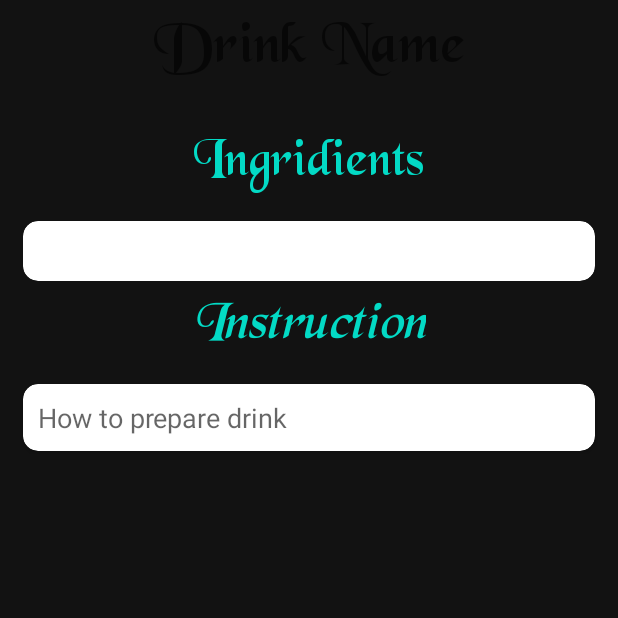
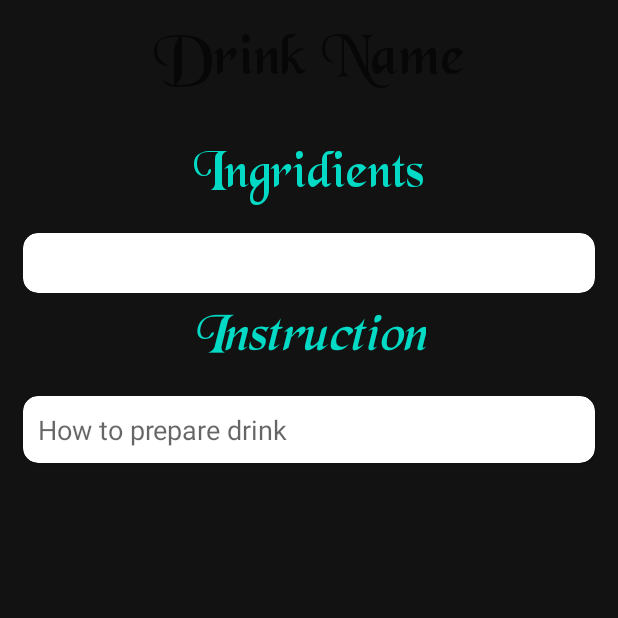
Before and after one commit to Rejfi/LetsDrink, an Android app: the CocktailDetailFragment screen opened through its navigation route, on a phone screen of 412 x 824 dp, the top half of it. Run offline under Robolectric (Android 15) with nearby library versions, the phone set to English and light mode, and no system bars; our stand-ins replace Picasso; libraries missing offline, so code that uses them is left out: com.jakewharton.retrofit2; pictures from the network do not load; 6 statements that could not run were skipped.

Commit message:
Layout changes

```diff
--- a/app/src/main/res/layout/fragment_cocktail_detail.xml
+++ b/app/src/main/res/layout/fragment_cocktail_detail.xml
@@ -16,7 +16,9 @@
         android:id="@+id/detailFragDrinkName"
         android:layout_width="match_parent"
         android:layout_height="wrap_content"
-        android:layout_marginTop="8dp"
+        android:layout_marginStart="8dp"
+        android:layout_marginTop="16dp"
+        android:layout_marginEnd="8dp"
         android:background="@android:color/transparent"
         android:fontFamily="@font/blk_chcry"
         android:gravity="center"
```
